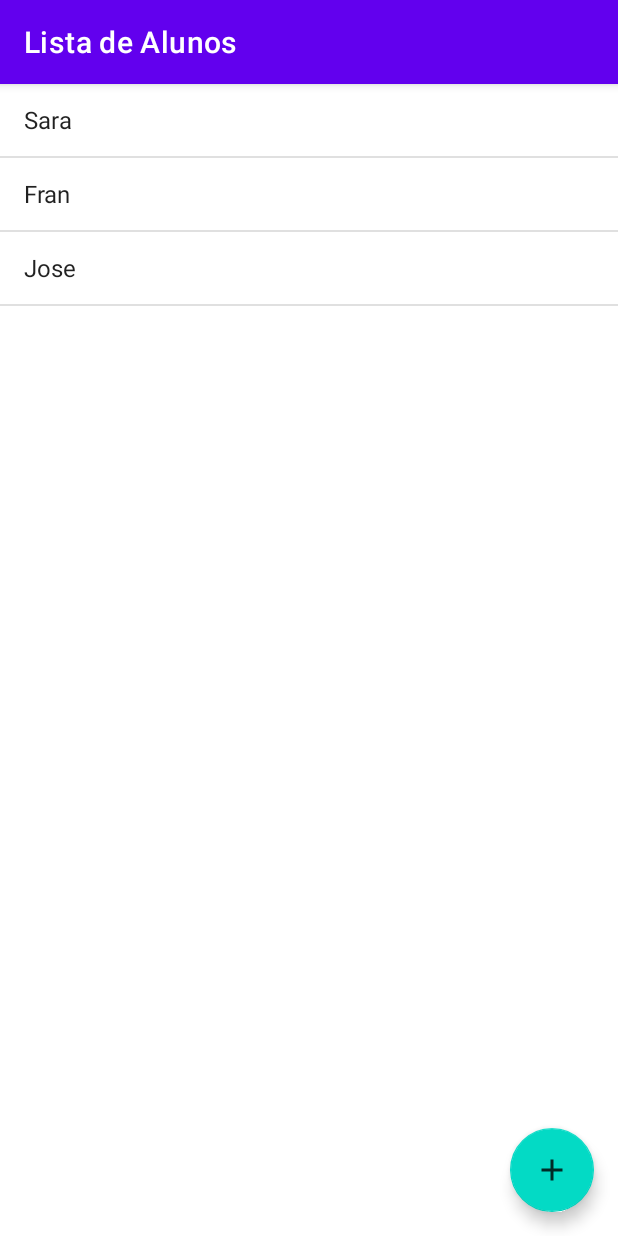
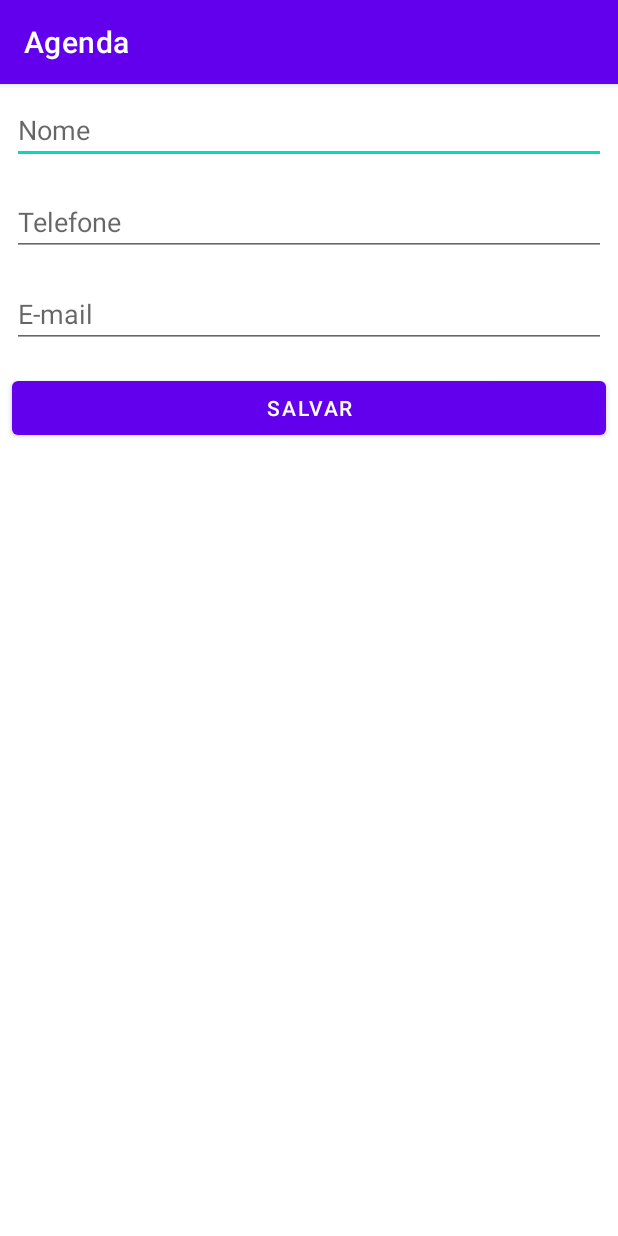
Before and after one commit to sarafelix25/Agenda, an Android app: the screen it shows after launch (MainActivity before the commit, FormularioAlunoActivity after it), on a phone screen of 412 x 824 dp. Run offline under Robolectric (Android 15) with nearby library versions, the phone set to English and light mode, and no system bars.

Commit message:
implementando layout do form

```diff
--- a/app/src/main/AndroidManifest.xml
+++ b/app/src/main/AndroidManifest.xml
@@ -9,13 +9,20 @@
         android:roundIcon="@mipmap/ic_launcher_round"
         android:supportsRtl="true"
         android:theme="@style/Theme.Agenda">
-        <activity android:name=".MainActivity">
+        <activity android:name=".ui.activity.FormularioAlunoActivity">
             <intent-filter>
                 <action android:name="android.intent.action.MAIN" />
 
                 <category android:name="android.intent.category.LAUNCHER" />
             </intent-filter>
         </activity>
+        <activity android:name=".ui.activity.ListaAlunosActivity">
+<!--            <intent-filter>-->
+<!--                <action android:name="android.intent.action.MAIN" />-->
+
+<!--                <category android:name="android.intent.category.LAUNCHER" />-->
+<!--            </intent-filter>-->
+        </activity>
     </application>
 
 </manifest>
--- /dev/null
+++ b/app/src/main/java/com/example/agenda/ui/activity/FormularioAlunoActivity.java
@@ -0,0 +1,16 @@
+package com.example.agenda.ui.activity;
+
+import androidx.appcompat.app.AppCompatActivity;
+
+import android.os.Bundle;
+
+import com.example.agenda.R;
+
+public class FormularioAlunoActivity extends AppCompatActivity {
+
+    @Override
+    protected void onCreate(Bundle savedInstanceState) {
+        super.onCreate(savedInstanceState);
+        setContentView(R.layout.activity_formulario_aluno);
+    }
+}
--- a/app/src/main/java/com/example/agenda/MainActivity.java
+++ b/app/src/main/java/com/example/agenda/ui/activity/ListaAlunosActivity.java
@@ -1,28 +1,28 @@
-package com.example.agenda;
+package com.example.agenda.ui.activity;
+
+import android.os.Bundle;
+import android.widget.ArrayAdapter;
+import android.widget.ListView;
 
 import androidx.annotation.Nullable;
 import androidx.appcompat.app.AppCompatActivity;
 
-import android.app.Activity;
-import android.os.Bundle;
-import android.widget.ArrayAdapter;
-import android.widget.ListAdapter;
-import android.widget.ListView;
+import com.example.agenda.R;
 
 import java.util.ArrayList;
 import java.util.Arrays;
 import java.util.List;
 
-public class MainActivity extends AppCompatActivity {
+public class ListaAlunosActivity extends AppCompatActivity {
 
     @Override
     protected void onCreate(@Nullable Bundle savedInstanceState) {
         super.onCreate(savedInstanceState);
-        setContentView(R.layout.activity_main);
+        setContentView(R.layout.activity_lista_alunos);
         setTitle("Lista de Alunos");
         List<String> alunos = new ArrayList<>
                 (Arrays.asList("Sara", "Fran", "Jose"));
-       ListView listaDeAlunos = findViewById(R.id.activity_main_lista_de_alunos);
+       ListView listaDeAlunos = findViewById(R.id.activity_lista_alunos_listview);
        listaDeAlunos.setAdapter(new ArrayAdapter<String>(
                this,
                android.R.layout.simple_list_item_1,
--- /dev/null
+++ b/app/src/main/res/layout/activity_formulario_aluno.xml
@@ -0,0 +1,49 @@
+<?xml version="1.0" encoding="utf-8"?>
+<LinearLayout
+    xmlns:android="http://schemas.android.com/apk/res/android"
+    xmlns:app="http://schemas.android.com/apk/res-auto"
+    xmlns:tools="http://schemas.android.com/tools"
+    android:layout_width="match_parent"
+    android:layout_height="match_parent"
+    android:orientation="vertical">
+
+    <EditText
+        android:id="@+id/activity_formulario_aluno_nome"
+        android:layout_width="match_parent"
+        android:layout_height="wrap_content"
+        android:layout_margin="8dp"
+        android:hint="Nome"
+        android:inputType="textCapWords">
+
+    </EditText>
+
+    <EditText
+        android:id="@+id/activity_formulario_aluno_telefone"
+        android:layout_width="match_parent"
+        android:layout_height="wrap_content"
+        android:layout_margin="8dp"
+        android:hint="Telefone"
+        android:inputType="phone">
+
+    </EditText>
+
+    <EditText
+        android:id="@+id/activity_formulario_aluno_email"
+        android:layout_width="match_parent"
+        android:layout_height="wrap_content"
+        android:layout_margin="8dp"
+        android:hint="E-mail"
+        android:inputType="textEmailAddress">
+
+    </EditText>
+
+    <Button
+        android:layout_width="match_parent"
+        android:layout_height="wrap_content"
+        android:layout_margin="8dp"
+        android:text="Salvar"
+        >
+
+    </Button>
+
+</LinearLayout>
--- a/app/src/main/res/layout/activity_main.xml
+++ b/app/src/main/res/layout/activity_lista_alunos.xml
@@ -8,7 +8,7 @@
     android:layout_height="match_parent">
 
     <com.google.android.material.floatingactionbutton.FloatingActionButton
-        android:id="@+id/activity_main_fab_novo_aluno"
+        android:id="@+id/activity_lista_alunos_fab_novo_aluno"
         android:layout_width="wrap_content"
         android:layout_height="wrap_content"
         android:layout_alignParentEnd="true"
@@ -16,11 +16,11 @@
         android:layout_margin="16dp"
         android:clickable="true"
         android:focusable="true"
-        android:src="@drawable/ic_action_bovo_aluno"/>
+        android:src="@drawable/ic_action_novo_aluno"/>
 
 
     <ListView
-        android:id="@+id/activity_main_lista_de_alunos"
+        android:id="@+id/activity_lista_alunos_listview"
         android:layout_width="match_parent"
         android:layout_height="match_parent">
     </ListView>
```
Also changed, not shown: app/src/main/res/drawable-anydpi/ic_action_novo_aluno.xml (renamed from app/src/main/res/drawable-anydpi/ic_action_bovo_aluno.xml), app/src/main/res/drawable-hdpi/ic_action_novo_aluno.png (renamed from app/src/main/res/drawable-hdpi/ic_action_bovo_aluno.png), app/src/main/res/drawable-mdpi/ic_action_novo_aluno.png (renamed from app/src/main/res/drawable-mdpi/ic_action_bovo_aluno.png), app/src/main/res/drawable-xhdpi/ic_action_novo_aluno.png (renamed from app/src/main/res/drawable-xhdpi/ic_action_bovo_aluno.png), app/src/main/res/drawable-xxhdpi/ic_action_novo_aluno.png (renamed from app/src/main/res/drawable-xxhdpi/ic_action_bovo_aluno.png).
